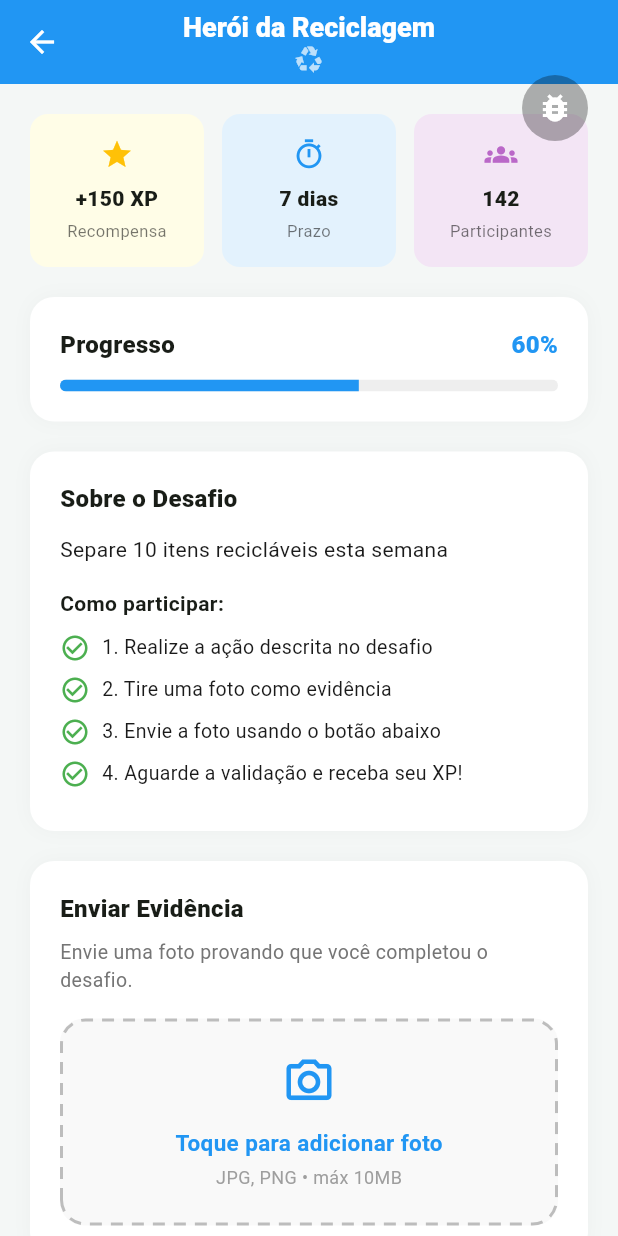
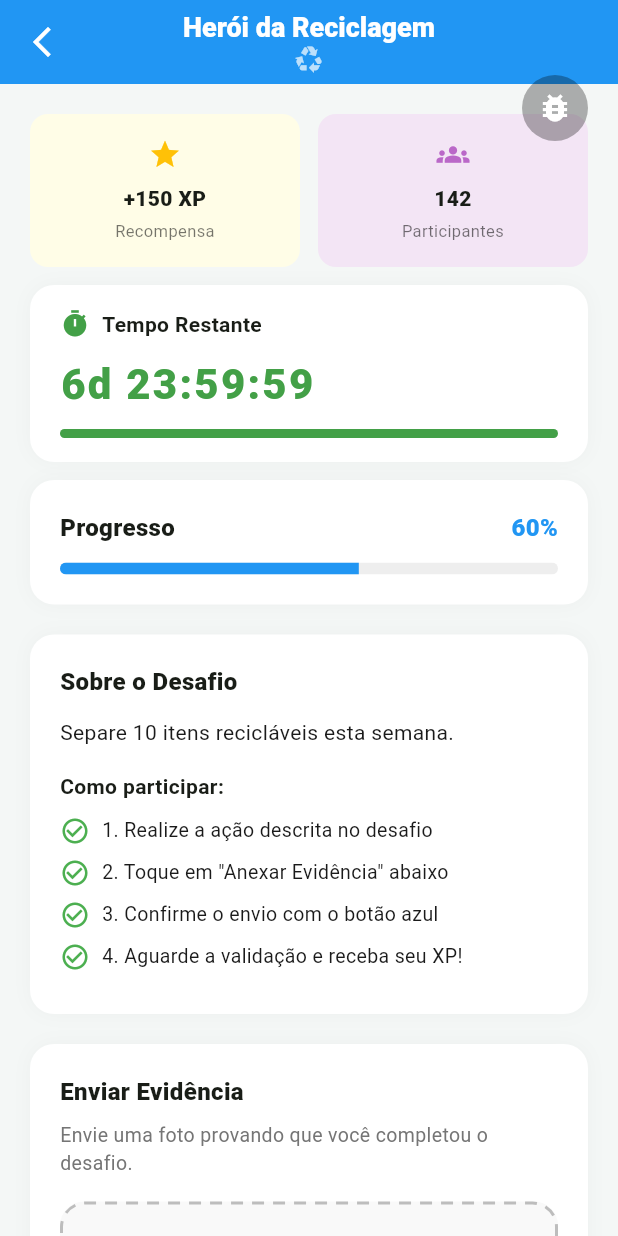
Before and after one commit to Rhodgs/projeto-pratico-es, a Flutter app: the ChallengeUploadScreen screen opened directly, on a phone screen of 412 x 824 dp. Run offline on Flutter 3.47's test engine with Material 3 defaults, Android fonts, the phone set to English and light mode, and no system bars.

Commit message:
feat: implementa ações do aluno (US4) - upload de evidência e cronômetro

```diff
--- a/codigo-fonte/lib/screens/challenge_upload_screen.dart
+++ b/codigo-fonte/lib/screens/challenge_upload_screen.dart
@@ -1,8 +1,11 @@
+import 'dart:async';
 import 'package:flutter/material.dart';
 import 'package:jornada_verde/core/theme/app_colors.dart';
-import 'package:jornada_verde/core/utils/api_feedback.dart';
 import 'package:jornada_verde/core/widgets/dashed_border_box.dart';
-import 'package:jornada_verde/services/api_service.dart';
+import 'package:jornada_verde/screens/student_dashboard_screen.dart';
+
+// ── Tempo total do desafio em segundos (7 dias) ──────────────
+const int _prazoTotalSegundos = 7 * 24 * 60 * 60;
 
 class ChallengeUploadScreen extends StatefulWidget {
   const ChallengeUploadScreen({super.key});
@@ -12,30 +15,96 @@ class ChallengeUploadScreen extends StatefulWidget {
 }
 
 class _ChallengeUploadScreenState extends State<ChallengeUploadScreen> {
-  static const _desafioId = 'coleta-plastico';
-  final _api = ApiService.instance;
+  // ── Cronômetro ────────────────────────────────────────────
+  late int _segundosRestantes;
+  Timer? _timer;
 
-  Future<void> _anexarEvidencia() async {
-    await ApiFeedback.execute(
-      context: context,
-      request: () => _api.anexarEvidencia(
-        desafioId: _desafioId,
-        arquivoNome: 'evidencia_${DateTime.now().millisecondsSinceEpoch}.jpg',
+  // ── Toggle de imagem simulada ─────────────────────────────
+  bool _imagemAnexada = false;
+
+  @override
+  void initState() {
+    super.initState();
+    _segundosRestantes = _prazoTotalSegundos;
+    _iniciarCronometro();
+  }
+
+  @override
+  void dispose() {
+    _timer?.cancel();
+    super.dispose();
+  }
+
+  // ── Lógica do cronômetro ──────────────────────────────────
+  void _iniciarCronometro() {
+    _timer = Timer.periodic(const Duration(seconds: 1), (_) {
+      if (_segundosRestantes <= 0) {
+        _timer?.cancel();
+        return;
+      }
+      setState(() => _segundosRestantes--);
+    });
+  }
+
+  String get _tempoFormatado {
+    final dias = _segundosRestantes ~/ 86400;
+    final horas = (_segundosRestantes % 86400) ~/ 3600;
+    final minutos = (_segundosRestantes % 3600) ~/ 60;
+    final segundos = _segundosRestantes % 60;
+    return '${dias}d ${horas.toString().padLeft(2, '0')}:'
+        '${minutos.toString().padLeft(2, '0')}:'
+        '${segundos.toString().padLeft(2, '0')}';
+  }
+
+  Color get _corCronometro {
+    final proporcao = _segundosRestantes / _prazoTotalSegundos;
+    if (proporcao > 0.5) return Colors.green.shade600;
+    if (proporcao > 0.2) return Colors.orange.shade600;
+    return Colors.red.shade600;
+  }
+
+  // ── Toggle visual — sem API, sem banco ───────────────────
+  void _toggleFoto() {
+    setState(() => _imagemAnexada = !_imagemAnexada);
+  }
+
+  // ── Envio: só mostra snackbar, sem chamada de rede ───────
+  void _enviarEvidencia() {
+    if (!_imagemAnexada) {
+      ScaffoldMessenger.of(context).showSnackBar(
+        const SnackBar(
+          content: Text('Selecione uma foto antes de enviar.'),
+          backgroundColor: Colors.orange,
         ),
-      successMessage: 'Evidência enviada com sucesso!',
+      );
+      return;
+    }
+    ScaffoldMessenger.of(context).showSnackBar(
+      const SnackBar(
+        content: Text('Evidência enviada com sucesso! 🌱'),
+        backgroundColor: Colors.green,
+      ),
     );
   }
 
   @override
   Widget build(BuildContext context) {
     return Scaffold(
-      backgroundColor:
-          const Color(0xFFF4F7F6), // Fundo cinza bem clarinho igual a foto
+      backgroundColor: const Color(0xFFF4F7F6),
       appBar: AppBar(
         backgroundColor: Colors.blue.shade500,
         foregroundColor: Colors.white,
         elevation: 0,
         centerTitle: true,
+        leading: IconButton(
+          icon: const Icon(Icons.arrow_back_ios_new, color: Colors.white),
+          onPressed: () => Navigator.pushReplacement(
+            context,
+            MaterialPageRoute(
+              builder: (_) => const StudentDashboardScreen(),
+            ),
+          ),
+        ),
         title: const Column(
           children: [
             Text(
@@ -51,7 +120,7 @@ class _ChallengeUploadScreenState extends State<ChallengeUploadScreen> {
         child: Column(
           crossAxisAlignment: CrossAxisAlignment.stretch,
           children: [
-            // 1. CARDS DE STATUS (XP, Prazo, Participantes)
+            // 1. CARDS DE STATUS (XP, Participantes)
             Row(
               children: [
                 Expanded(
@@ -66,16 +135,6 @@ class _ChallengeUploadScreenState extends State<ChallengeUploadScreen> {
                 const SizedBox(width: 12),
                 Expanded(
                   child: _StatCard(
-                    color: Colors.blue.shade50,
-                    icon: Icons.timer_outlined,
-                    iconColor: Colors.blue,
-                    value: '7 dias',
-                    label: 'Prazo',
-                  ),
-                ),
-                const SizedBox(width: 12),
-                Expanded(
-                  child: _StatCard(
                     color: Colors.purple.shade50,
                     icon: Icons.groups,
                     iconColor: Colors.purple.shade300,
@@ -85,9 +144,17 @@ class _ChallengeUploadScreenState extends State<ChallengeUploadScreen> {
                 ),
               ],
             ),
-            const SizedBox(height: 20),
+            const SizedBox(height: 12),
 
-            // 2. CARD DE PROGRESSO
+            // 2. CARD DE CRONÔMETRO
+            _CronometroCard(
+              tempoFormatado: _tempoFormatado,
+              cor: _corCronometro,
+              proporcao: _segundosRestantes / _prazoTotalSegundos,
+            ),
+            const SizedBox(height: 12),
+
+            // 3. CARD DE PROGRESSO
             Container(
               padding: const EdgeInsets.all(20),
               decoration: BoxDecoration(
@@ -134,7 +201,7 @@ class _ChallengeUploadScreenState extends State<ChallengeUploadScreen> {
             ),
             const SizedBox(height: 20),
 
-            // 3. CARD DE INSTRUÇÕES
+            // 4. CARD DE INSTRUÇÕES
             Container(
               padding: const EdgeInsets.all(20),
               decoration: BoxDecoration(
@@ -155,7 +222,7 @@ class _ChallengeUploadScreenState extends State<ChallengeUploadScreen> {
                   ),
                   const SizedBox(height: 12),
                   const Text(
-                    'Separe 10 itens recicláveis esta semana',
+                    'Separe 10 itens recicláveis esta semana.',
                     style: TextStyle(color: AppColors.textDark, fontSize: 14),
                   ),
                   const SizedBox(height: 16),
@@ -165,15 +232,15 @@ class _ChallengeUploadScreenState extends State<ChallengeUploadScreen> {
                   ),
                   const SizedBox(height: 10),
                   _ChecklistItem('1. Realize a ação descrita no desafio'),
-                  _ChecklistItem('2. Tire uma foto como evidência'),
-                  _ChecklistItem('3. Envie a foto usando o botão abaixo'),
+                  _ChecklistItem('2. Toque em "Anexar Evidência" abaixo'),
+                  _ChecklistItem('3. Confirme o envio com o botão azul'),
                   _ChecklistItem('4. Aguarde a validação e receba seu XP!'),
                 ],
               ),
             ),
             const SizedBox(height: 20),
 
-            // 4. CARD DE ENVIAR EVIDÊNCIA
+            // 5. CARD DE ENVIAR EVIDÊNCIA
             Container(
               padding: const EdgeInsets.all(20),
               decoration: BoxDecoration(
@@ -199,42 +266,64 @@ class _ChallengeUploadScreenState extends State<ChallengeUploadScreen> {
                   ),
                   const SizedBox(height: 16),
 
-                  // CAIXA PONTILHADA
+                  // CAIXA PONTILHADA — toggle visual puro
                   Material(
-                    color: const Color(0xFFF9F9F9),
+                    color: _imagemAnexada
+                        ? Colors.green.shade50
+                        : const Color(0xFFF9F9F9),
                     borderRadius: BorderRadius.circular(16),
                     child: InkWell(
-                      onTap: _anexarEvidencia,
+                      onTap: _toggleFoto,
                       borderRadius: BorderRadius.circular(16),
                       child: DashedBorderBox(
                         radius: 16,
-                        color: Colors.grey.shade400,
+                        color: _imagemAnexada
+                            ? Colors.green.shade400
+                            : Colors.grey.shade400,
                         child: Container(
                           width: double.infinity,
-                          padding: const EdgeInsets.symmetric(vertical: 24),
-                          child: const Column(
+                          padding: const EdgeInsets.symmetric(vertical: 28),
+                          child: _imagemAnexada
+                              ? Column(
                                   children: [
-                              Icon(
-                                Icons.camera_alt_outlined,
-                                color: Colors.blue,
-                                size: 36,
+                                    Icon(Icons.check_circle,
+                                        color: Colors.green.shade600, size: 40),
+                                    const SizedBox(height: 12),
+                                    Text(
+                                      'Imagem Anexada',
+                                      style: TextStyle(
+                                        color: Colors.green.shade700,
+                                        fontWeight: FontWeight.w700,
+                                        fontSize: 15,
                                       ),
+                                    ),
+                                    const SizedBox(height: 4),
+                                    Text(
+                                      'Toque para remover',
+                                      style: TextStyle(
+                                          color: Colors.green.shade400,
+                                          fontSize: 12),
+                                    ),
+                                  ],
+                                )
+                              : const Column(
+                                  children: [
+                                    Icon(Icons.camera_alt_outlined,
+                                        color: Colors.blue, size: 40),
                                     SizedBox(height: 12),
                                     Text(
-                                'Toque para adicionar foto',
+                                      'Anexar Evidência',
                                       style: TextStyle(
                                         color: Colors.blue,
-                                  fontWeight: FontWeight.w600,
+                                        fontWeight: FontWeight.w700,
                                         fontSize: 15,
                                       ),
                                     ),
                                     SizedBox(height: 4),
                                     Text(
-                                'JPG, PNG • máx 10MB',
+                                      'Toque para selecionar foto',
                                       style: TextStyle(
-                                  color: Colors.grey,
-                                  fontSize: 12,
-                                ),
+                                          color: Colors.grey, fontSize: 12),
                                     ),
                                   ],
                                 ),
@@ -251,7 +340,7 @@ class _ChallengeUploadScreenState extends State<ChallengeUploadScreen> {
             SizedBox(
               height: 56,
               child: ElevatedButton.icon(
-                onPressed: _anexarEvidencia,
+                onPressed: _enviarEvidencia,
                 style: ElevatedButton.styleFrom(
                   backgroundColor: Colors.blue.shade500,
                   foregroundColor: Colors.white,
@@ -260,7 +349,7 @@ class _ChallengeUploadScreenState extends State<ChallengeUploadScreen> {
                     borderRadius: BorderRadius.circular(12),
                   ),
                 ),
-                icon: const Icon(Icons.camera_alt, size: 20),
+                icon: const Icon(Icons.send, size: 20),
                 label: const Text(
                   'Enviar Evidência Fotográfica',
                   style: TextStyle(fontSize: 16, fontWeight: FontWeight.w700),
@@ -275,7 +364,71 @@ class _ChallengeUploadScreenState extends State<ChallengeUploadScreen> {
   }
 }
 
-// Widget auxiliar para os cards do topo (XP, Prazo, Participantes)
+// ── Widget: Cronômetro ────────────────────────────────────────
+class _CronometroCard extends StatelessWidget {
+  const _CronometroCard({
+    required this.tempoFormatado,
+    required this.cor,
+    required this.proporcao,
+  });
+
+  final String tempoFormatado;
+  final Color cor;
+  final double proporcao;
+
+  @override
+  Widget build(BuildContext context) {
+    return Container(
+      padding: const EdgeInsets.symmetric(vertical: 16, horizontal: 20),
+      decoration: BoxDecoration(
+        color: Colors.white,
+        borderRadius: BorderRadius.circular(16),
+        boxShadow: [
+          BoxShadow(
+              color: Colors.black.withValues(alpha: 0.03), blurRadius: 10),
+        ],
+      ),
+      child: Column(
+        crossAxisAlignment: CrossAxisAlignment.start,
+        children: [
+          Row(
+            children: [
+              Icon(Icons.timer, color: cor, size: 20),
+              const SizedBox(width: 8),
+              const Text(
+                'Tempo Restante',
+                style: TextStyle(fontWeight: FontWeight.w700, fontSize: 14),
+              ),
+            ],
+          ),
+          const SizedBox(height: 10),
+          Text(
+            tempoFormatado,
+            style: TextStyle(
+              fontSize: 28,
+              fontWeight: FontWeight.w900,
+              color: cor,
+              letterSpacing: 1.5,
+              fontFeatures: const [FontFeature.tabularFigures()],
+            ),
+          ),
+          const SizedBox(height: 10),
+          ClipRRect(
+            borderRadius: BorderRadius.circular(8),
+            child: LinearProgressIndicator(
+              value: proporcao,
+              minHeight: 6,
+              backgroundColor: const Color(0xFFEEEEEE),
+              color: cor,
+            ),
+          ),
+        ],
+      ),
+    );
+  }
+}
+
+// ── Widget auxiliar: card de stat ─────────────────────────────
 class _StatCard extends StatelessWidget {
   const _StatCard({
     required this.color,
@@ -320,7 +473,7 @@ class _StatCard extends StatelessWidget {
   }
 }
 
-// Widget auxiliar para a lista com certinho verde
+// ── Widget auxiliar: checklist ────────────────────────────────
 class _ChecklistItem extends StatelessWidget {
   const _ChecklistItem(this.text);
 
```
Also changed, not shown: 4 other files. Lines whose indentation alone changed are shown as unchanged.
